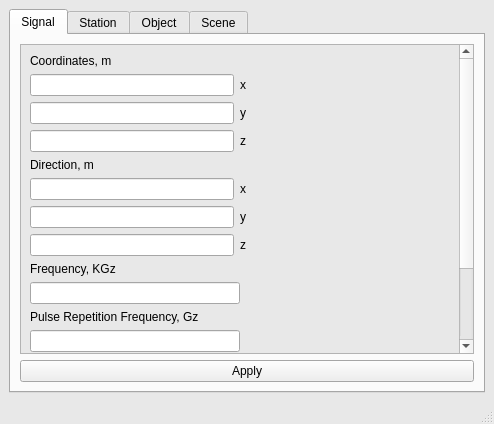
Lynech/the-reflected-signal-simulator, file src/app/mainwindow.ui: the form before one commit.
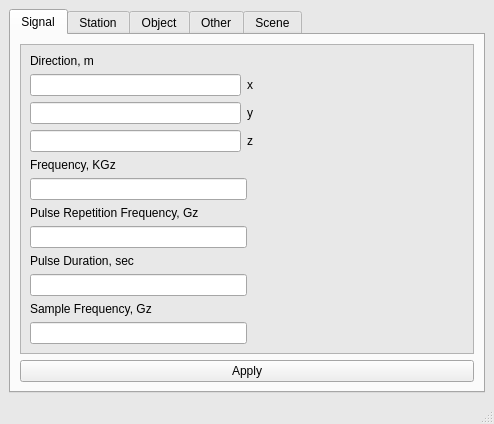
The form after the commit. The open tabs and pages were chosen to show the change.

Commit message: prediction buttons setting

```diff
--- a/src/app/mainwindow.ui
+++ b/src/app/mainwindow.ui
@@ -111,100 +111,12 @@
                <x>0</x>
                <y>0</y>
                <width>436</width>
-               <height>472</height>
+               <height>354</height>
               </rect>
              </property>
              <layout class="QGridLayout" name="gridLayout_6">
               <item row="1" column="0">
                <layout class="QVBoxLayout" name="verticalLayout_9">
-                <item>
-                 <widget class="QLabel" name="label_10">
-                  <property name="text">
-                   <string>Coordinates, m</string>
-                  </property>
-                 </widget>
-                </item>
-                <item>
-                 <layout class="QHBoxLayout" name="horizontalLayout_16">
-                  <item>
-                   <widget class="QLineEdit" name="lineEdit_signal_coord_x"/>
-                  </item>
-                  <item>
-                   <widget class="QLabel" name="label_15">
-                    <property name="text">
-                     <string>x</string>
-                    </property>
-                   </widget>
-                  </item>
-                  <item>
-                   <spacer name="horizontalSpacer_11">
-                    <property name="orientation">
-                     <enum>Qt::Horizontal</enum>
-                    </property>
-                    <property name="sizeHint" stdset="0">
-                     <size>
-                      <width>40</width>
-                      <height>20</height>
-                     </size>
-                    </property>
-                   </spacer>
-                  </item>
-                 </layout>
-                </item>
-                <item>
-                 <layout class="QHBoxLayout" name="horizontalLayout_18">
-                  <item>
-                   <widget class="QLineEdit" name="lineEdit_signal_coord_y"/>
-                  </item>
-                  <item>
-                   <widget class="QLabel" name="label_12">
-                    <property name="text">
-                     <string>y</string>
-                    </property>
-                   </widget>
-                  </item>
-                  <item>
-                   <spacer name="horizontalSpacer_9">
-                    <property name="orientation">
-                     <enum>Qt::Horizontal</enum>
-                    </property>
-                    <property name="sizeHint" stdset="0">
-                     <size>
-                      <width>40</width>
-                      <height>20</height>
-                     </size>
-                    </property>
-                   </spacer>
-                  </item>
-                 </layout>
-                </item>
-                <item>
-                 <layout class="QHBoxLayout" name="horizontalLayout_17">
-                  <item>
-                   <widget class="QLineEdit" name="lineEdit_signal_coord_z"/>
-                  </item>
-                  <item>
-                   <widget class="QLabel" name="label_13">
-                    <property name="text">
-                     <string>z</string>
-                    </property>
-                   </widget>
-                  </item>
-                  <item>
-                   <spacer name="horizontalSpacer_10">
-                    <property name="orientation">
-                     <enum>Qt::Horizontal</enum>
-                    </property>
-                    <property name="sizeHint" stdset="0">
-                     <size>
-                      <width>40</width>
-                      <height>20</height>
-                     </size>
-                    </property>
-                   </spacer>
-                  </item>
-                 </layout>
-                </item>
                 <item>
                  <widget class="QLabel" name="label_14">
                   <property name="text">
@@ -827,6 +739,94 @@
         </item>
        </layout>
       </widget>
+      <widget class="QWidget" name="tab_2">
+       <attribute name="title">
+        <string>Other</string>
+       </attribute>
+       <layout class="QGridLayout" name="gridLayout_9">
+        <item row="0" column="0">
+         <layout class="QVBoxLayout" name="verticalLayout_7">
+          <item>
+           <widget class="QScrollArea" name="scrollArea_4">
+            <property name="widgetResizable">
+             <bool>true</bool>
+            </property>
+            <widget class="QWidget" name="scrollAreaWidgetContents_2">
+             <property name="geometry">
+              <rect>
+               <x>0</x>
+               <y>0</y>
+               <width>450</width>
+               <height>281</height>
+              </rect>
+             </property>
+             <layout class="QGridLayout" name="gridLayout_10">
+              <item row="0" column="0">
+               <layout class="QVBoxLayout" name="verticalLayout_8">
+                <item>
+                 <widget class="QLabel" name="label_7">
+                  <property name="text">
+                   <string>Noise Level</string>
+                  </property>
+                 </widget>
+                </item>
+                <item>
+                 <layout class="QHBoxLayout" name="horizontalLayout_12">
+                  <item>
+                   <widget class="QLineEdit" name="lineEdit"/>
+                  </item>
+                  <item>
+                   <widget class="QLabel" name="label_18">
+                    <property name="text">
+                     <string>%</string>
+                    </property>
+                   </widget>
+                  </item>
+                  <item>
+                   <spacer name="horizontalSpacer_7">
+                    <property name="orientation">
+                     <enum>Qt::Horizontal</enum>
+                    </property>
+                    <property name="sizeHint" stdset="0">
+                     <size>
+                      <width>40</width>
+                      <height>20</height>
+                     </size>
+                    </property>
+                   </spacer>
+                  </item>
+                 </layout>
+                </item>
+                <item>
+                 <spacer name="verticalSpacer_4">
+                  <property name="orientation">
+                   <enum>Qt::Vertical</enum>
+                  </property>
+                  <property name="sizeHint" stdset="0">
+                   <size>
+                    <width>20</width>
+                    <height>40</height>
+                   </size>
+                  </property>
+                 </spacer>
+                </item>
+               </layout>
+              </item>
+             </layout>
+            </widget>
+           </widget>
+          </item>
+          <item>
+           <widget class="QPushButton" name="pushButton_3">
+            <property name="text">
+             <string>Apply</string>
+            </property>
+           </widget>
+          </item>
+         </layout>
+        </item>
+       </layout>
+      </widget>
       <widget class="QWidget" name="tab">
        <attribute name="title">
         <string>Scene</string>
```
Left out of the diff: 66 changed lines with no effect on the pictures. The commit also changes 2 other files.
